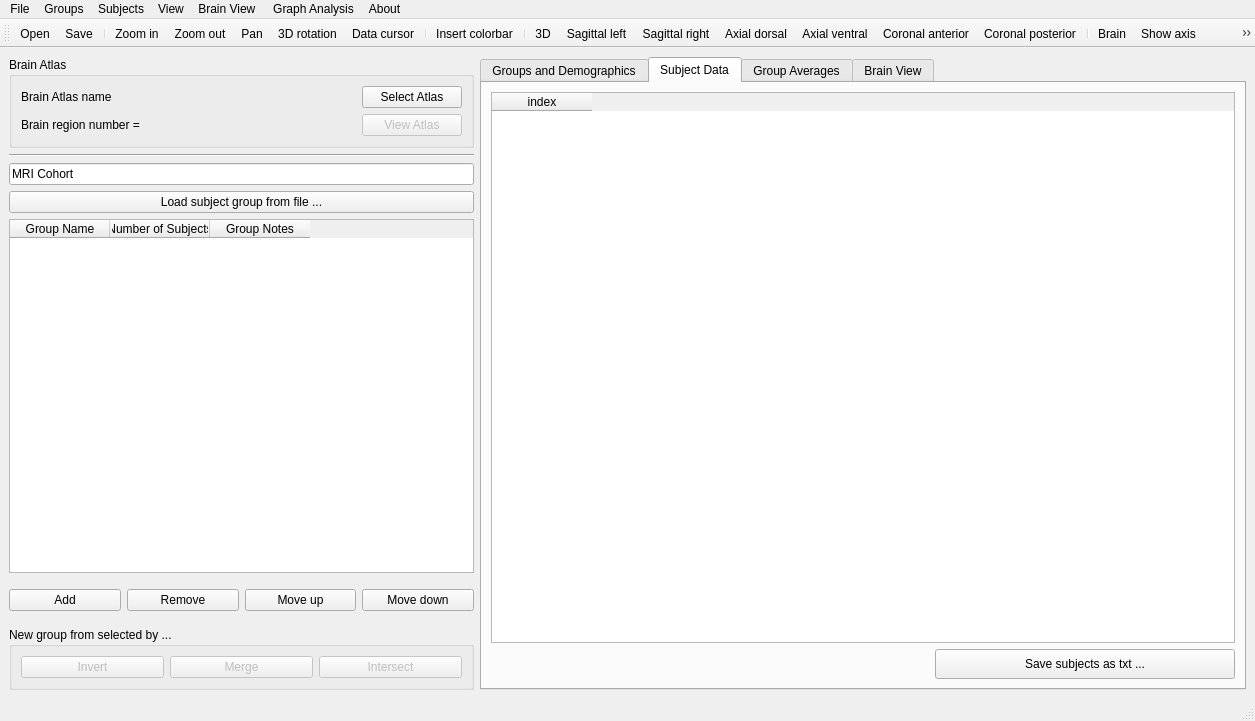
softmatterlab/Braph-2.0-Python, file braphy/gui/ui_files/cohort_editor.ui: the form before one commit.
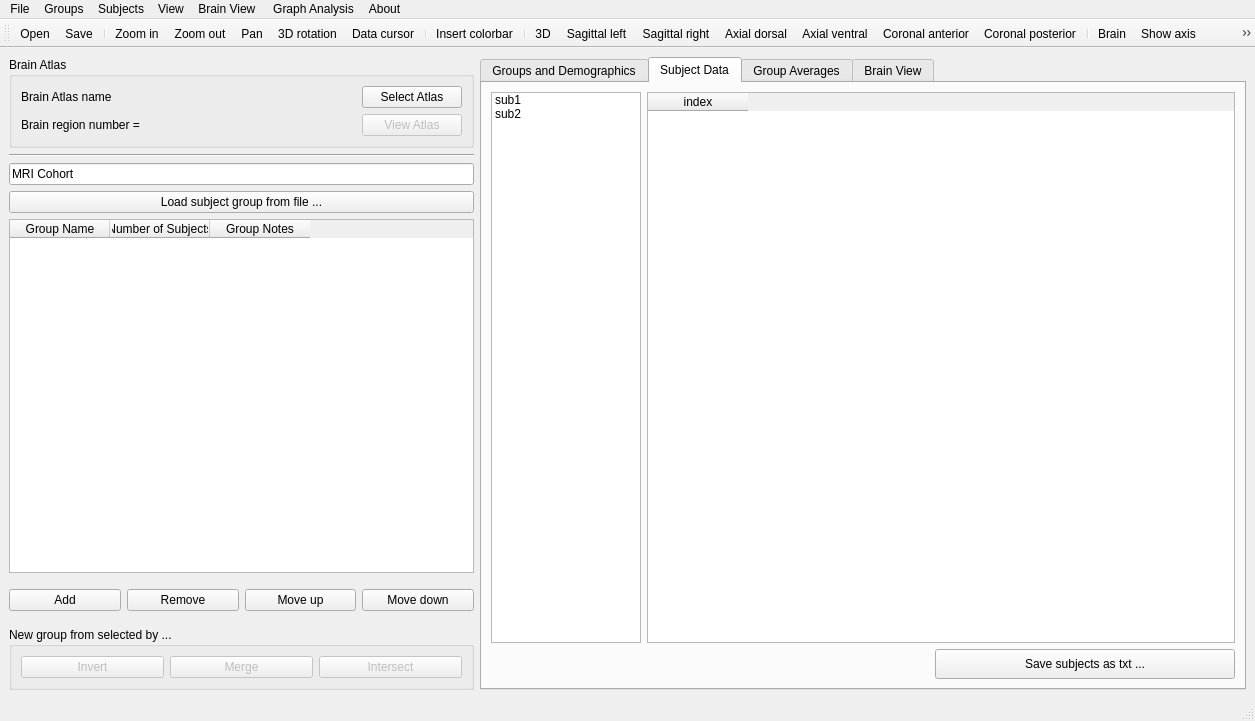
The form after the commit. The open tabs and pages were chosen to show the change. Icons and pictures are not drawn. Custom widgets are drawn as their Qt base class.

Commit message: Add cohort gui changes based on subject type

Diff of the .ui file:
```diff
--- a/braphy/gui/ui_files/cohort_editor.ui
+++ b/braphy/gui/ui_files/cohort_editor.ui
@@ -639,6 +639,34 @@
          </attribute>
          <layout class="QVBoxLayout" name="verticalLayout_9">
           <item>
+           <layout class="QHBoxLayout" name="horizontalLayout_2">
+            <item>
+             <widget class="QListWidget" name="listSubjects">
+              <property name="sizePolicy">
+               <sizepolicy hsizetype="Maximum" vsizetype="Expanding">
+                <horstretch>0</horstretch>
+                <verstretch>0</verstretch>
+               </sizepolicy>
+              </property>
+              <property name="maximumSize">
+               <size>
+                <width>150</width>
+                <height>16777215</height>
+               </size>
+              </property>
+              <item>
+               <property name="text">
+                <string>sub1</string>
+               </property>
+              </item>
+              <item>
+               <property name="text">
+                <string>sub2</string>
+               </property>
+              </item>
+             </widget>
+            </item>
+            <item>
            <widget class="QTableWidget" name="tableWidget_subject_data">
             <column>
              <property name="text">
@@ -646,6 +674,8 @@
              </property>
             </column>
            </widget>
+            </item>
+           </layout>
           </item>
           <item>
            <layout class="QHBoxLayout" name="horizontalLayout_4">
```
Left out of the diff: 2 changed lines with no effect on the pictures. Lines whose indentation alone changed are shown as unchanged. The commit also changes 1 other file.
